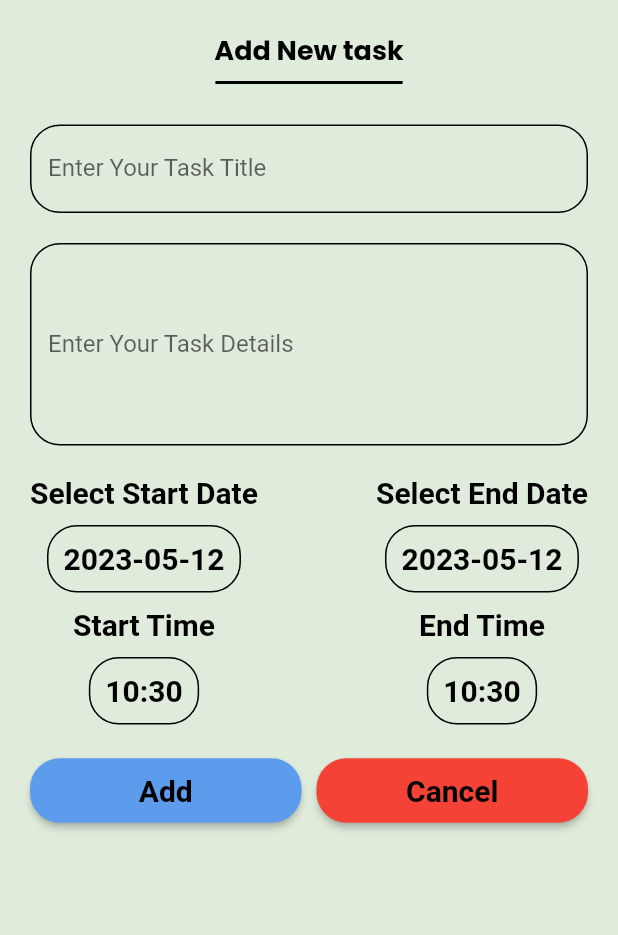
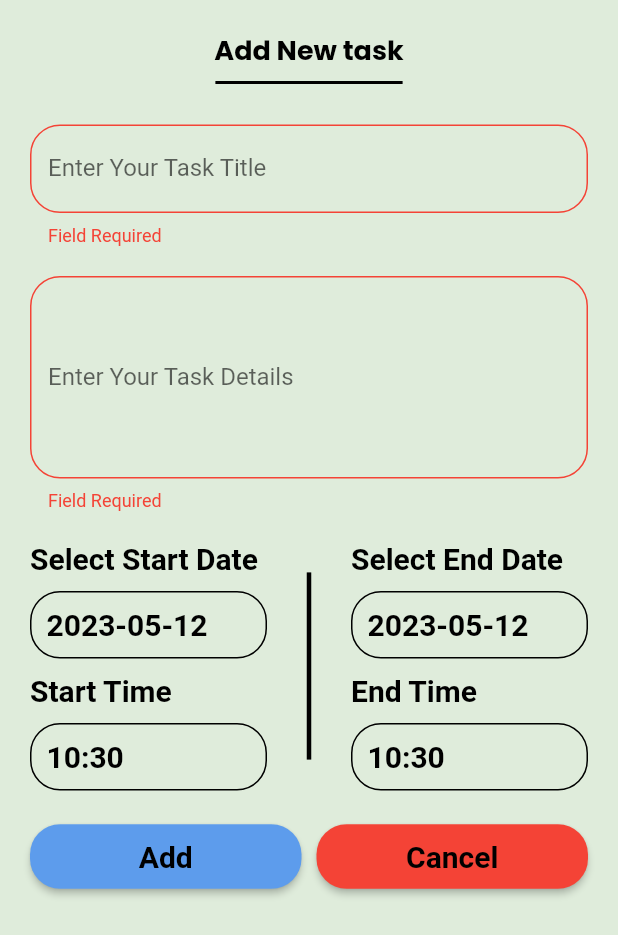
Before and after one commit to heshamgasser/todo_app, a Flutter app: the AddingTask widget shown alone on an empty page, opened directly, after a tap on "Add", on a phone screen of 412 x 824 dp. Shown: the top 935 px of the screen. Run offline on Flutter 3.47's test engine with Material 2 defaults, Android fonts, the phone set to English and light mode, and no system bars; our stand-ins replace google_fonts; generated files the repository leaves out were written again.

Commit message:
Solve formKey Problem

```diff
--- a/lib/screens/widget/add_task_widgets/add_task.dart
+++ b/lib/screens/widget/add_task_widgets/add_task.dart
@@ -8,7 +8,7 @@ import 'package:todo_app/screens/widget/add_task_widgets/dateTimeWidget.dart';
 
 class AddingTask extends StatelessWidget {
   AddingTask({Key? key}) : super(key: key);
-  GlobalKey<FormState> formKey = GlobalKey();
+  static final GlobalKey<FormState> formKey = GlobalKey();
   TextEditingController taskTitle = TextEditingController();
   TextEditingController taskdetail = TextEditingController();
 
@@ -20,6 +20,9 @@ class AddingTask extends StatelessWidget {
         var dateTimeProvider = Provider.of<DateProvider>(context);
         return Padding(
           padding: const EdgeInsets.all(20.0),
+          child: Form(
+            key: formKey,
+            child: SingleChildScrollView(
               child: Column(
                 mainAxisSize: MainAxisSize.min,
                 children: [
@@ -36,19 +39,21 @@ class AddingTask extends StatelessWidget {
                   const SizedBox(height: 20),
                   CustomTaskFormField(
                     label: AppLocalizations.of(context)!.taskTitle,
-                hint: AppLocalizations.of(context)!.taskTitle,
+                    controller: taskTitle,
                   ),
                   const SizedBox(height: 20),
                   CustomTaskFormField(
                     label: AppLocalizations.of(context)!.taskDetail,
-                hint: AppLocalizations.of(context)!.taskDetail,
+                    controller: taskdetail,
                     maxLines: 5,
                   ),
                   const SizedBox(height: 20),
                   Row(
                     children: [
-                  DateTimeWidget(
-                      dateText: AppLocalizations.of(context)!.selectStartDate,
+                      Expanded(
+                        child: DateTimeWidget(
+                            dateText:
+                                AppLocalizations.of(context)!.selectStartDate,
                             dateOnTapped: () =>
                                 dateTimeProvider.selectStartDate(context),
                             displayedDate: dateTimeProvider.startDate,
@@ -56,9 +61,22 @@ class AddingTask extends StatelessWidget {
                             timeOnTapped: () =>
                                 dateTimeProvider.selectStartTime(context),
                             displayedtime: dateTimeProvider.startTime),
-                  Spacer(),
-                  DateTimeWidget(
-                      dateText: AppLocalizations.of(context)!.selectEndDate,
+                      ),
+                      SizedBox(width: 20),
+                      SizedBox(
+                        height: MediaQuery.of(context).size.height * .2,
+                        child: VerticalDivider(
+                          thickness: 3,
+                          color: Theme.of(context).colorScheme.surface,
+                          indent: 20,
+                          endIndent: 20,
+                        ),
+                      ),
+                      SizedBox(width: 20),
+                      Expanded(
+                        child: DateTimeWidget(
+                            dateText:
+                                AppLocalizations.of(context)!.selectEndDate,
                             dateOnTapped: () =>
                                 dateTimeProvider.selectEndDate(context),
                             displayedDate: dateTimeProvider.endDate,
@@ -66,6 +84,7 @@ class AddingTask extends StatelessWidget {
                             timeOnTapped: () =>
                                 dateTimeProvider.selectEndTime(context),
                             displayedtime: dateTimeProvider.endTime),
+                      ),
                     ],
                   ),
                   const SizedBox(height: 20),
@@ -75,19 +94,25 @@ class AddingTask extends StatelessWidget {
                         child: CustomElevatedButton(
                           buttonText: AppLocalizations.of(context)!.add,
                           buttonColor: Theme.of(context).colorScheme.primary,
-                        formKey: formKey),
+                          onpressed: () {
+                            if (formKey.currentState!.validate()) {}
+                          },
+                        ),
                       ),
                       SizedBox(width: 10),
                       Expanded(
                         child: CustomElevatedButton(
                           buttonText: AppLocalizations.of(context)!.cancel,
                           buttonColor: Theme.of(context).colorScheme.error,
+                          onpressed: () => Navigator.pop(context),
                         ),
                       ),
                     ],
                   ),
                 ],
               ),
+            ),
+          ),
         );
       },
     );
--- a/lib/screens/widget/add_task_widgets/custom_elevatedButton.dart
+++ b/lib/screens/widget/add_task_widgets/custom_elevatedButton.dart
@@ -3,12 +3,12 @@ import 'package:flutter/material.dart';
 class CustomElevatedButton extends StatelessWidget {
   String buttonText;
   Color buttonColor;
-  GlobalKey<FormState>? formKey;
+  Function onpressed;
 
   CustomElevatedButton(
       {required this.buttonText,
       required this.buttonColor,
-      this.formKey = null});
+      required this.onpressed});
 
   @override
   Widget build(BuildContext context) {
@@ -21,11 +21,7 @@ class CustomElevatedButton extends StatelessWidget {
         ),
       ),
       onPressed: () {
-        if (formKey != null) {
-          if (formKey!.currentState!.validate()) {}
-        } else {
-          Navigator.pop(context);
-        }
+        onpressed();
       },
       child: Text(
         buttonText,
--- a/lib/screens/widget/add_task_widgets/custom_task_form_field.dart
+++ b/lib/screens/widget/add_task_widgets/custom_task_form_field.dart
@@ -3,16 +3,19 @@ import 'package:flutter_gen/gen_l10n/app_localizations.dart';
 
 class CustomTaskFormField extends StatelessWidget {
   String label;
-  String hint;
-
   int maxLines;
+  TextEditingController controller;
 
   CustomTaskFormField(
-      {super.key, required this.label, required this.hint, this.maxLines = 1});
+      {super.key,
+      required this.label,
+      this.maxLines = 1,
+      required this.controller});
 
   @override
   Widget build(BuildContext context) {
     return TextFormField(
+      controller: controller,
       maxLines: maxLines,
       validator: (value) {
         if (value == null || value.isEmpty) {
@@ -22,7 +25,10 @@ class CustomTaskFormField extends StatelessWidget {
       },
       decoration: InputDecoration(
         labelText: label,
-        hintText: hint,
+        border: OutlineInputBorder(
+          borderRadius: BorderRadius.circular(20),
+          borderSide: BorderSide(color: Theme.of(context).colorScheme.primary),
+        ),
         enabledBorder: OutlineInputBorder(
           borderRadius: BorderRadius.circular(20),
           borderSide: BorderSide(color: Theme.of(context).colorScheme.surface),
--- a/lib/screens/widget/add_task_widgets/dateTimeWidget.dart
+++ b/lib/screens/widget/add_task_widgets/dateTimeWidget.dart
@@ -22,6 +22,7 @@ class DateTimeWidget extends StatelessWidget {
   Widget build(BuildContext context) {
     var pro = Provider.of<DateProvider>(context);
     return Column(
+      crossAxisAlignment: CrossAxisAlignment.stretch,
       children: [
         Text(
           dateText,
@@ -35,7 +36,7 @@ class DateTimeWidget extends StatelessWidget {
             padding: EdgeInsets.all(10),
             decoration: BoxDecoration(
                 border:
-                    Border.all(color: Theme.of(context).colorScheme.surface),
+                Border.all(color: Theme.of(context).colorScheme.surface),
                 borderRadius: BorderRadius.circular(20)),
             child: Text(
               displayedDate,
@@ -56,7 +57,7 @@ class DateTimeWidget extends StatelessWidget {
             padding: EdgeInsets.all(10),
             decoration: BoxDecoration(
                 border:
-                    Border.all(color: Theme.of(context).colorScheme.surface),
+                Border.all(color: Theme.of(context).colorScheme.surface),
                 borderRadius: BorderRadius.circular(20)),
             child: Text(
               displayedtime,
```
Also changed, not shown: 1 other file. Lines whose indentation alone changed are shown as unchanged.
